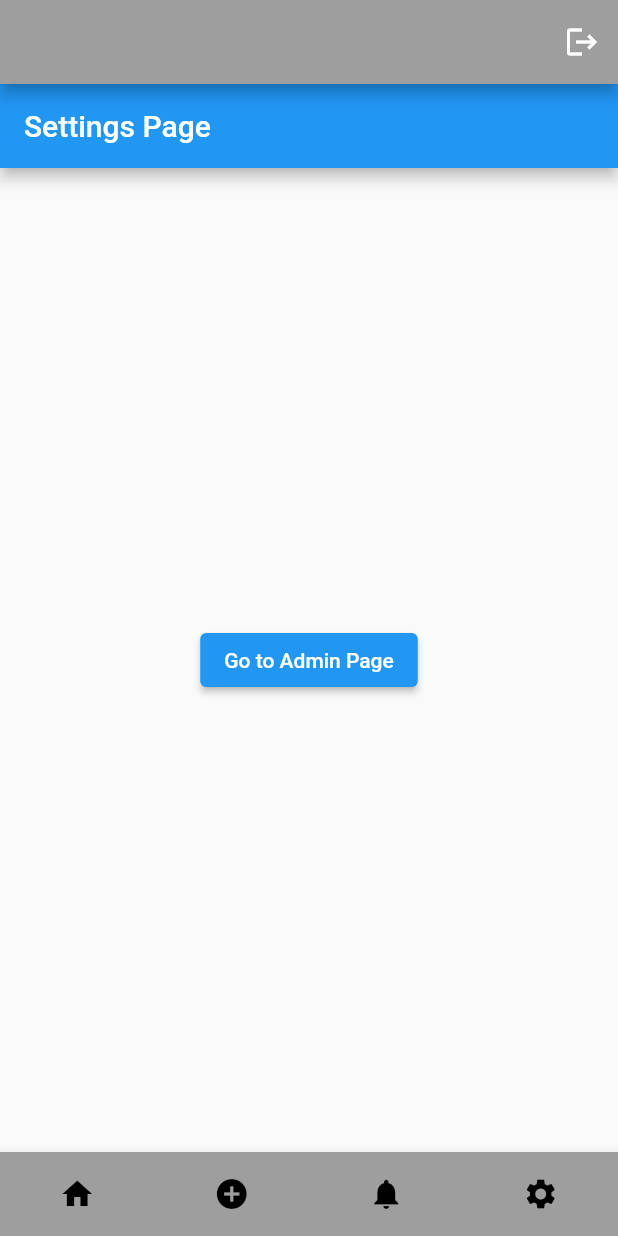
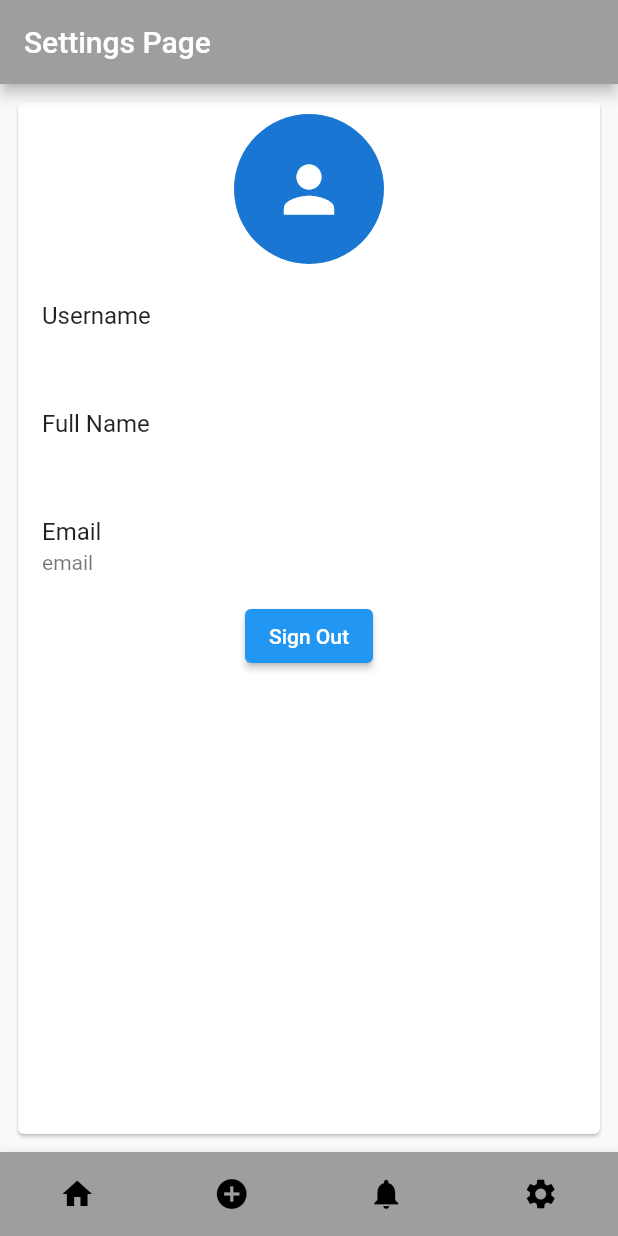
Before and after one commit to caliverX/Astro44, a Flutter app: the screen it shows once a user with an empty profile is signed in, item 4 of the bottom bar chosen, on a phone screen of 412 x 824 dp. Run offline on Flutter 3.47's test engine with Material 2 defaults, Android fonts, the phone set to English and light mode, and no system bars; drawn by our look-alikes of animated_bottom_navigation_bar; our stand-ins replace cloud_firestore, firebase_auth, firebase_core, firebase_messaging, firebase_storage, flutter_local_notifications and 6 more; accounts and stored records are empty.

Commit message:
update simple

```diff
--- a/lib/data/admin/admin_repository.dart
+++ b/lib/data/admin/admin_repository.dart
@@ -1,6 +1,5 @@
 import 'dart:convert';
 import 'package:cloud_firestore/cloud_firestore.dart';
-import 'package:firebase_auth/firebase_auth.dart';
 import 'package:firebase_messaging/firebase_messaging.dart';
 import 'package:flutter/material.dart';
 import 'package:flutter_local_notifications/flutter_local_notifications.dart';
--- a/lib/main.dart
+++ b/lib/main.dart
@@ -31,9 +31,9 @@ class MyApp extends StatelessWidget {
 
   @override
   Widget build(BuildContext context) {
-    return GetMaterialApp(
+    return const GetMaterialApp(
       debugShowCheckedModeBanner: false,
-      home: const AuthCheck(),
+      home: AuthCheck(),
     );
   }
 }
@@ -51,10 +51,10 @@ Future<void> _showNotification(String title, String body) async {
   );
   const NotificationDetails platformChannelSpecifics =
       NotificationDetails(android: androidPlatformChannelSpecifics);
-  final FlutterLocalNotificationsPlugin _flutterLocalNotificationsPlugin =
+  final FlutterLocalNotificationsPlugin flutterLocalNotificationsPlugin =
       FlutterLocalNotificationsPlugin();
 
-  await _flutterLocalNotificationsPlugin.show(
+  await flutterLocalNotificationsPlugin.show(
     id++,
     title,
     body,
--- a/lib/ui/admin/admin.dart
+++ b/lib/ui/admin/admin.dart
@@ -72,7 +72,7 @@ class _AdminPageState extends State<AdminPage> {
     // Check if report document exists and contains necessary fields
     if (!reportSnapshot.exists ||
         reportSnapshot.data() == null ||
-        !(reportSnapshot.data() is Map<String, dynamic>)) {
+        reportSnapshot.data() is! Map<String, dynamic>) {
       print('Error: Report document or necessary fields not found.');
       return;
     }
@@ -255,7 +255,7 @@ class _AdminPageState extends State<AdminPage> {
                           String fullName = userData['fullname'];
                           String username = userData['username'];
 
-                          if (fullName == null || username == null) {
+                          if (username == null) {
                             return const Text(
                                 'Error: User document or necessary fields not found.');
                           }
--- a/lib/ui/admin/admin_master_page.dart
+++ b/lib/ui/admin/admin_master_page.dart
@@ -26,7 +26,7 @@ class _AdminMasterPageState extends State<AdminMasterPage> {
       body: Obx(() => AdminMasterPage._pages[controller.tabIndex.value]),
       bottomNavigationBar: Obx(() {
         return AnimatedBottomNavigationBar(
-          icons: [Icons.home, Icons.settings],
+          icons: const [Icons.home, Icons.settings],
           activeIndex: controller.tabIndex.value,
           gapLocation: GapLocation.none,
           notchSmoothness: NotchSmoothness.defaultEdge,
--- a/lib/ui/home/components/map_page.dart
+++ b/lib/ui/home/components/map_page.dart
@@ -36,7 +36,7 @@ class _MapPageState extends State<MapPage> {
             builder: (context) {
               return SingleChildScrollView(
                 child: Container(
-                  padding: EdgeInsets.all(10.0),
+                  padding: const EdgeInsets.all(10.0),
                   child: Column(
                     children: <Widget>[
                       Text(description),
@@ -56,7 +56,7 @@ class _MapPageState extends State<MapPage> {
 
   @override
   Widget build(BuildContext context) {
-    return GoogleMap(
+    return SafeArea(child:  GoogleMap(
       zoomControlsEnabled: false,
       initialCameraPosition: CameraPosition(
         target: _center,
@@ -65,6 +65,6 @@ class _MapPageState extends State<MapPage> {
       myLocationEnabled: true,
       myLocationButtonEnabled: true,
       markers: _markers,
-    );
+    ));
   }
 }
--- a/lib/ui/master/master_page.dart
+++ b/lib/ui/master/master_page.dart
@@ -9,9 +9,9 @@ import 'package:animated_bottom_navigation_bar/animated_bottom_navigation_bar.da
 class MasterPage extends StatefulWidget {
   static final List<Widget> _pages = <Widget>[
     HomePage(),
-    const ReportPage(),
-     NotificationPage(),
-    const SettingsPage(),
+     const ReportPage(),
+    const NotificationPage(),
+     SettingsPage(),
   ];
 
   final User? user;
@@ -35,18 +35,10 @@ class _MasterPageState extends State<MasterPage> {
           // Change the navigation bar color here
           ),
       child: Scaffold(
-        appBar: AppBar(
-        backgroundColor: Colors.grey[500],
-        actions: [
-          IconButton(onPressed: signUserOut, icon: const Icon(Icons.logout))
-        ],
-      ),
+
         body: MasterPage._pages[_selectedIndex],
-        bottomNavigationBar:
-
-         AnimatedBottomNavigationBar(
+        bottomNavigationBar: AnimatedBottomNavigationBar(
           icons: const [
-
             Icons.home,
             Icons.add_circle_sharp,
             Icons.notifications,
--- a/lib/ui/report/components/reporting.dart
+++ b/lib/ui/report/components/reporting.dart
@@ -112,8 +112,8 @@ class _ReportingPageState extends State<ReportingPage> {
 
 // Define the new method
   Future<void> sendNotification(String subject, String title) async {
-    final postUrl = 'https://fcm.googleapis.com/fcm/send';
-    String toParams = "/topics/" + 'admin'; // Change 'yourTopicName' to 'admin'
+    const postUrl = 'https://fcm.googleapis.com/fcm/send';
+    String toParams = "/topics/" 'admin'; // Change 'yourTopicName' to 'admin'
 
     final data = {
       "notification": {"body": subject, "title": title},
@@ -125,7 +125,7 @@ class _ReportingPageState extends State<ReportingPage> {
         "sound": 'default',
         "screen": "admin",
       },
-      "to": "${toParams}"
+      "to": toParams
     };
 
     final headers = {
--- a/lib/ui/setting/settings_page.dart
+++ b/lib/ui/setting/settings_page.dart
@@ -1,35 +1,94 @@
-import 'package:astro44/ui/admin/admin.dart';
+import 'package:astro44/ui/auth/pages/login_page.dart';
 import 'package:flutter/material.dart';
+import 'package:get/get.dart';
+import 'package:firebase_auth/firebase_auth.dart';
+import 'package:cloud_firestore/cloud_firestore.dart';
 
+class ProfielController extends GetxController {
+  var username = 'username'.obs;
+  var fullname = 'fullname'.obs;
+  var email = 'email'.obs;
 
-class SettingsPage extends StatefulWidget {
-  const SettingsPage({super.key});
+  void signOut() {
+    FirebaseAuth.instance.signOut();
+  }
 
   @override
-  State<SettingsPage> createState() => _SettingsPageState();
+  void onInit() {
+    super.onInit();
+    loadUserData();
+    signOut();
+  }
+
+  Future<void> loadUserData() async {
+    User? currentUser = FirebaseAuth.instance.currentUser;
+    if (currentUser != null) {
+      DocumentSnapshot doc = await FirebaseFirestore.instance
+          .collection("users")
+          .doc(currentUser.uid)
+          .get();
+      if (doc.exists) {
+        Map<String, dynamic> data = doc.data() as Map<String, dynamic>;
+        username.value = data['username'];
+        fullname.value = data['fullname'];
+      } else {
+        Get.snackbar('Error', 'User not found');
+      }
+    }
+  }
 }
 
-class _SettingsPageState extends State<SettingsPage> {
+class SettingsPage extends StatelessWidget {
+  final ProfielController profileController = Get.put(ProfielController());
 
+  SettingsPage({super.key});
 
   @override
   Widget build(BuildContext context) {
     return Scaffold(
       appBar: AppBar(
-        title: Text('Settings Page'),
+        title: const Text('Settings Page'),
+        backgroundColor: Colors.grey[500],
       ),
-      body: Center(
-        child: ElevatedButton(
-          onPressed: () {
-            Navigator.push(
-              context,
-              MaterialPageRoute(
-                builder: (context) => AdminPage(),
+      body: GetBuilder<ProfielController>(
+        init: ProfielController(),
+        builder: (controller) {
+          return Padding(
+            padding: const EdgeInsets.all(8.0),
+            child: Card(
+              child: Column(
+                children: [
+                  const Padding(
+                    padding: EdgeInsets.all(8.0),
+                    child: CircleAvatar(
+                      radius: 50,
+                      child: Icon(
+                        Icons.person,
+                        size: 50,
+                      ), // This is the user icon
+                    ),
+                  ),
+                  ListTile(
+                    title: const Text('Username'),
+                    subtitle: Text(controller.username.value),
+                  ),
+                  ListTile(
+                    title: const Text('Full Name'),
+                    subtitle: Text(controller.fullname.value),
+                  ),
+                  ListTile(
+                    title: const Text('Email'),
+                    subtitle: Text(controller.email.value),
+                  ),
+                  ElevatedButton(
+                    onPressed: () => profileController.signOut(),
+                    child: const Text('Sign Out'),
+                  ),
+                ],
               ),
-            );
-          },
-          child: Text('Go to Admin Page'),
-        ),
+            ),
+          );
+        },
       ),
     );
   }
--- a/pubspec.yaml
+++ b/pubspec.yaml
@@ -54,6 +54,7 @@ dependencies:
   http: ^1.1.0
   get: ^4.6.6
   intl: ^0.18.1
+  package_info_plus: ^4.2.0
 
 dev_dependencies:
   flutter_test:
```
Also changed, not shown: lib/ui/auth/pages/register_page.dart (+5 -5 lines), pubspec.lock, 1 other file.
